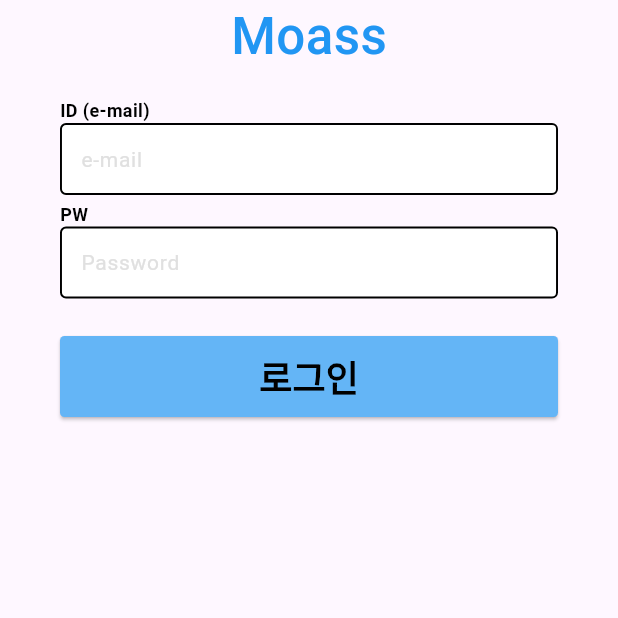
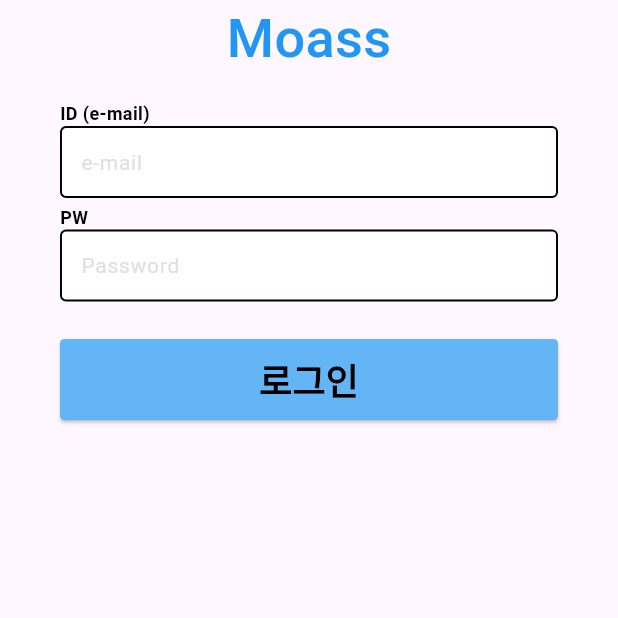
Before and after one commit to latter-electronic/MOASS, a Flutter app: the screen it shows after launch, on a phone screen of 412 x 824 dp, the top half of it. Run offline on Flutter 3.47's test engine with Material 3 defaults, Android fonts, the phone set to English and light mode, and no system bars; our stand-ins replace dio, shared_preferences.

```diff
--- a/Frontend/moass/lib/screens/login_screen.dart
+++ b/Frontend/moass/lib/screens/login_screen.dart
@@ -151,7 +151,7 @@ class _Title extends StatelessWidget {
         Text(
           'Moass',
           style: TextStyle(
-            fontSize: 34,
+            fontSize: 36,
             fontWeight: FontWeight.w500,
             color: Colors.blue,
           ),
```
